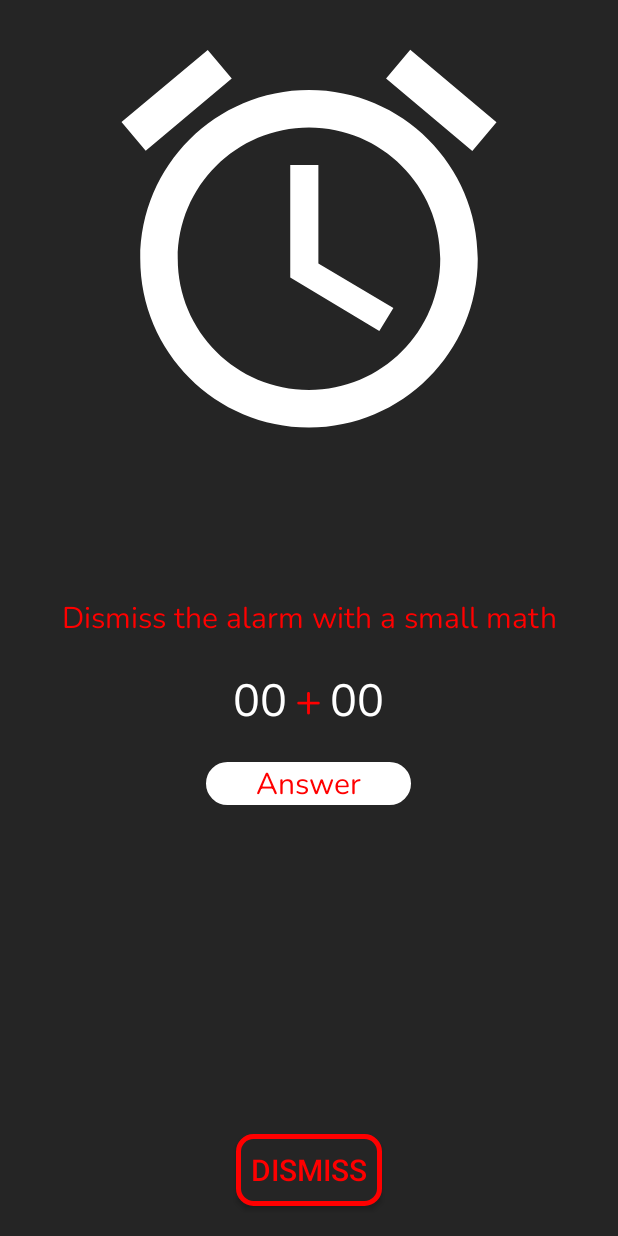
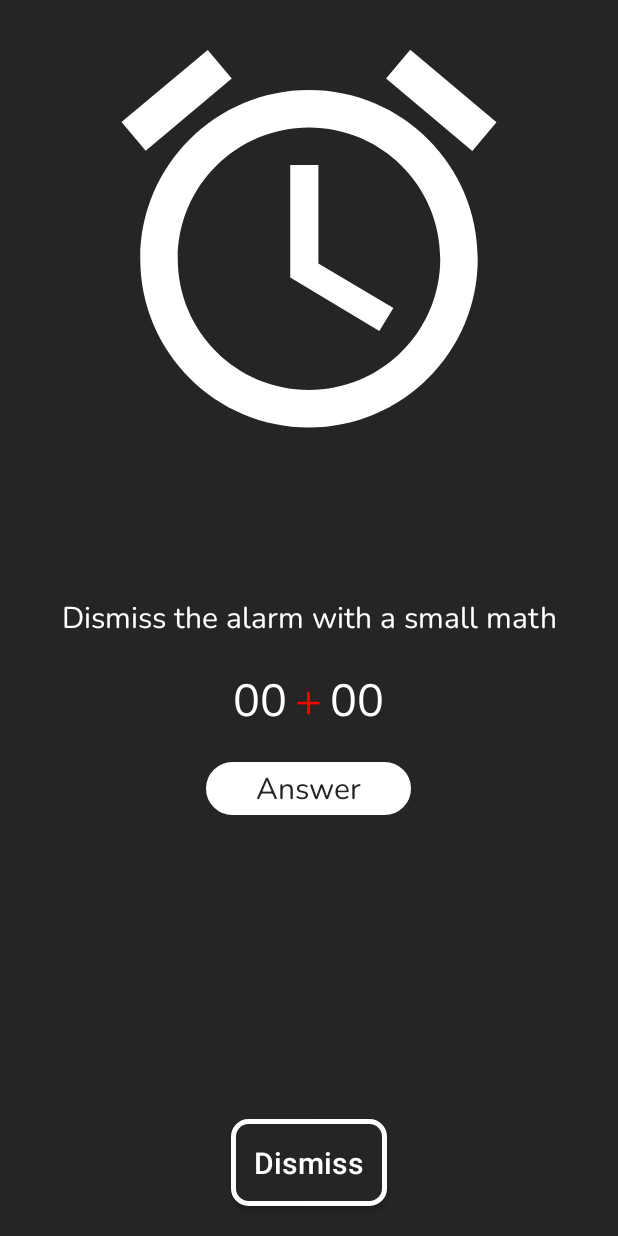
Before and after one commit to Dharun1704/AlarmClock, an Android app: the layout alarm_wake_screen.xml on its own in the app's theme, with its tools: preview values and no code run, on a phone screen of 412 x 824 dp. Run offline under Robolectric (Android 15) with nearby library versions, the phone set to English and light mode, and no system bars.

Commit message:
Initial commit

```diff
--- a/app/src/main/AndroidManifest.xml
+++ b/app/src/main/AndroidManifest.xml
@@ -18,6 +18,10 @@
                 <category android:name="android.intent.category.LAUNCHER" />
             </intent-filter>
         </activity>
+        <activity android:name=".AlarmScreen"
+            android:theme="@style/AppTheme.NoActionBar"
+            android:screenOrientation="portrait">
+        </activity>
         <activity android:name=".StopWatchActivity"
             android:screenOrientation="portrait"
             android:theme="@style/AppTheme.NoActionBar">
--- a/app/src/main/res/drawable/bg_dismiss.xml
+++ b/app/src/main/res/drawable/bg_dismiss.xml
@@ -1,7 +1,7 @@
 <shape xmlns:android="http://schemas.android.com/apk/res/android">
     <stroke
         android:width="3dp"
-        android:color="#FF0000"/>
+        android:color="#FFF"/>
 
     <solid android:color="#252525"/>
 
--- a/app/src/main/res/layout/alarm_wake_screen.xml
+++ b/app/src/main/res/layout/alarm_wake_screen.xml
@@ -21,7 +21,7 @@
         android:layout_height="wrap_content"
         android:layout_centerInParent="true"
         android:text="Dismiss the alarm with a small math"
-        android:textColor="#FF0000"
+        android:textColor="#FFF"
         android:fontFamily="@font/nunito"
         android:id="@+id/screenHd"
         android:gravity="center"
@@ -82,9 +82,9 @@
         android:layout_centerHorizontal="true"
         android:layout_marginTop="20dp"
         android:textSize="20sp"
-        android:textColorHint="#FF0000"
-        android:textColor="#FF0000"
-        android:padding="0dp"
+        android:textColorHint="#252525"
+        android:textColor="#252525"
+        android:padding="3dp"
         android:hint="Answer"
         android:gravity="center"
         android:fontFamily="@font/nunito"
@@ -98,8 +98,10 @@
         android:layout_centerHorizontal="true"
         android:layout_marginBottom="20dp"
         android:text="Dismiss"
+        android:textAllCaps="false"
         android:textSize="20sp"
-        android:textColor="#FF0000"
+        android:padding="15dp"
+        android:textColor="#FFF"
         android:id="@+id/dismissAlarm"
         android:background="@drawable/bg_dismiss"/>
 
```
Also changed, not shown: app/src/main/java/com/example/clock/Alarm.java (deleted, +0 -40 lines), app/src/main/java/com/example/clock/AlarmReceiver.java (+3 -23 lines), app/src/main/java/com/example/clock/AlarmScreen.java (+72 -1 lines), app/src/main/java/com/example/clock/MainActivity.java (+17 -6 lines).
